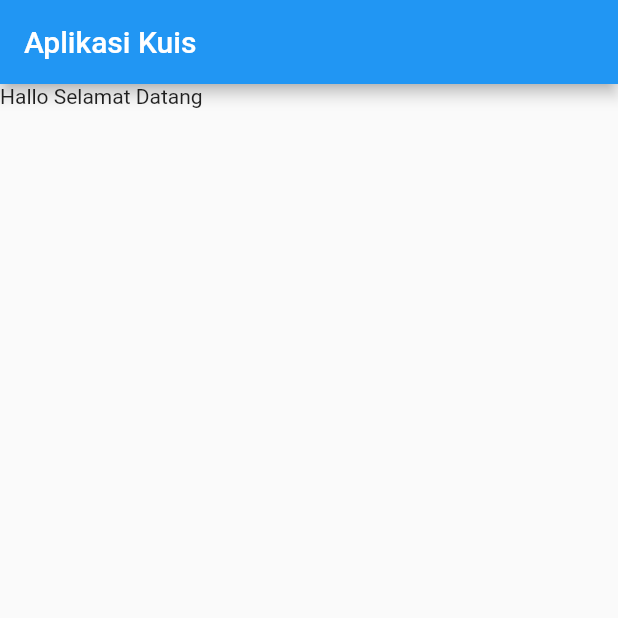
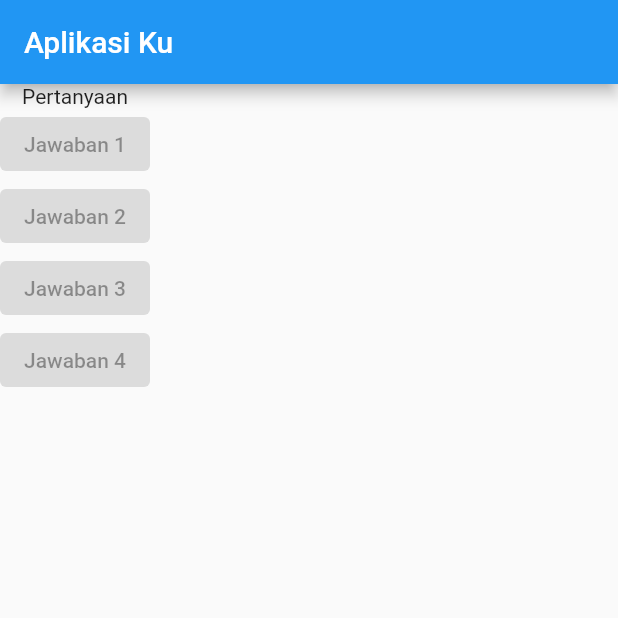
Before and after one commit to darmariduan/kuis, a Flutter app: the screen it shows after launch, on a phone screen of 412 x 824 dp, the top half of it. Run offline on Flutter 3.47's test engine with Material 2 defaults, Android fonts, the phone set to English and light mode, and no system bars.

Commit message:
flutter 2.2.1

```diff
--- a/lib/main.dart
+++ b/lib/main.dart
@@ -15,11 +15,30 @@ class MyApp extends StatelessWidget {
   Widget build(BuildContext context) {
     return MaterialApp(
       home: Scaffold(
-        appBar: AppBar(
-          title: Text('Aplikasi Kuis'),
-        ),
-        body: Text('Hallo Selamat Datang'),
-      ),
+          appBar: AppBar(
+            title: Text('Aplikasi Ku'),
+          ),
+          body: Column(
+            children: [
+              Text('Pertanyaan'),
+              ElevatedButton(
+                onPressed: null,
+                child: Text('Jawaban 1'),
+              ),
+              ElevatedButton(
+                onPressed: null,
+                child: Text('Jawaban 2'),
+              ),
+              ElevatedButton(
+                onPressed: null,
+                child: Text('Jawaban 3'),
+              ),
+              ElevatedButton(
+                onPressed: null,
+                child: Text('Jawaban 4'),
+              ),
+            ],
+          )),
     );
   }
 }
```
